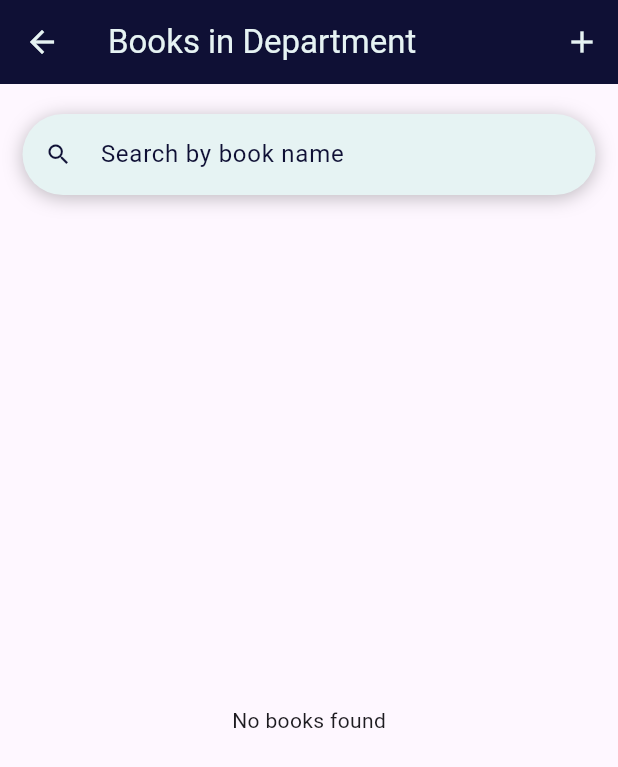
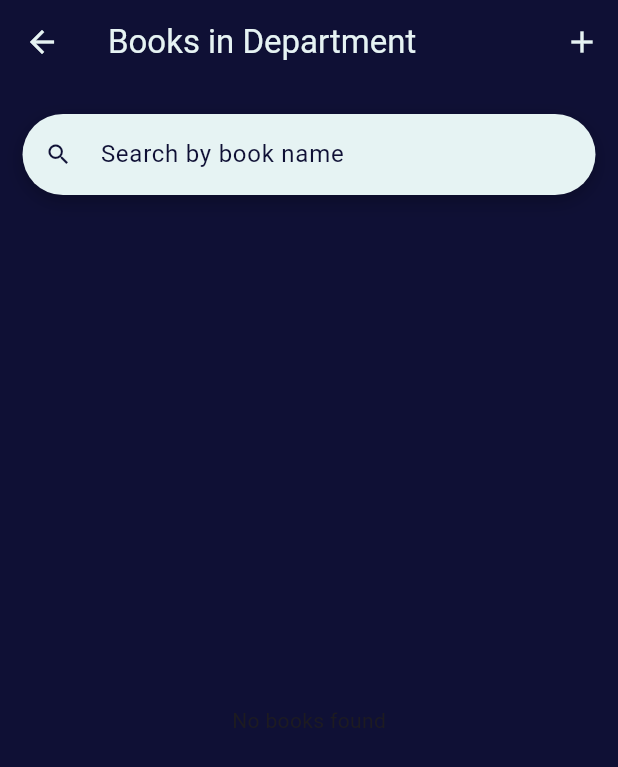
Before and after one commit to Daniamaher/graduationproject, a Flutter app: the ExchangeBookPage screen opened by its route, on a phone screen of 412 x 824 dp. Shown: the top 767 px of the screen. Run offline on Flutter 3.47's test engine with Material 3 defaults, Android fonts, the phone set to English and light mode, and no system bars; our stand-ins replace cloud_firestore, firebase_auth, firebase_core, firebase_storage, font_awesome_flutter, image_picker; accounts and stored records are empty.

```diff
--- a/lib/ExchangeBook/exchangebookpage.dart
+++ b/lib/ExchangeBook/exchangebookpage.dart
@@ -345,7 +345,7 @@ class _ExchangeBookPageState extends State<ExchangeBookPage> {
     final secondaryColor = Theme.of(context).colorScheme.secondary;
 
     return Scaffold(
-     // backgroundColor: kPrimaryColor,
+     backgroundColor: kPrimaryColor,
       appBar: AppBar(
         backgroundColor: kPrimaryColor
         ,
@@ -386,7 +386,7 @@ class _ExchangeBookPageState extends State<ExchangeBookPage> {
                     BoxShadow(
                       color: Colors.black26,
                       blurRadius: 10.0,
-                      offset: Offset(0, 2),
+                      offset: Offset(0, 4),
                     ),
                   ],
                 ),
```
